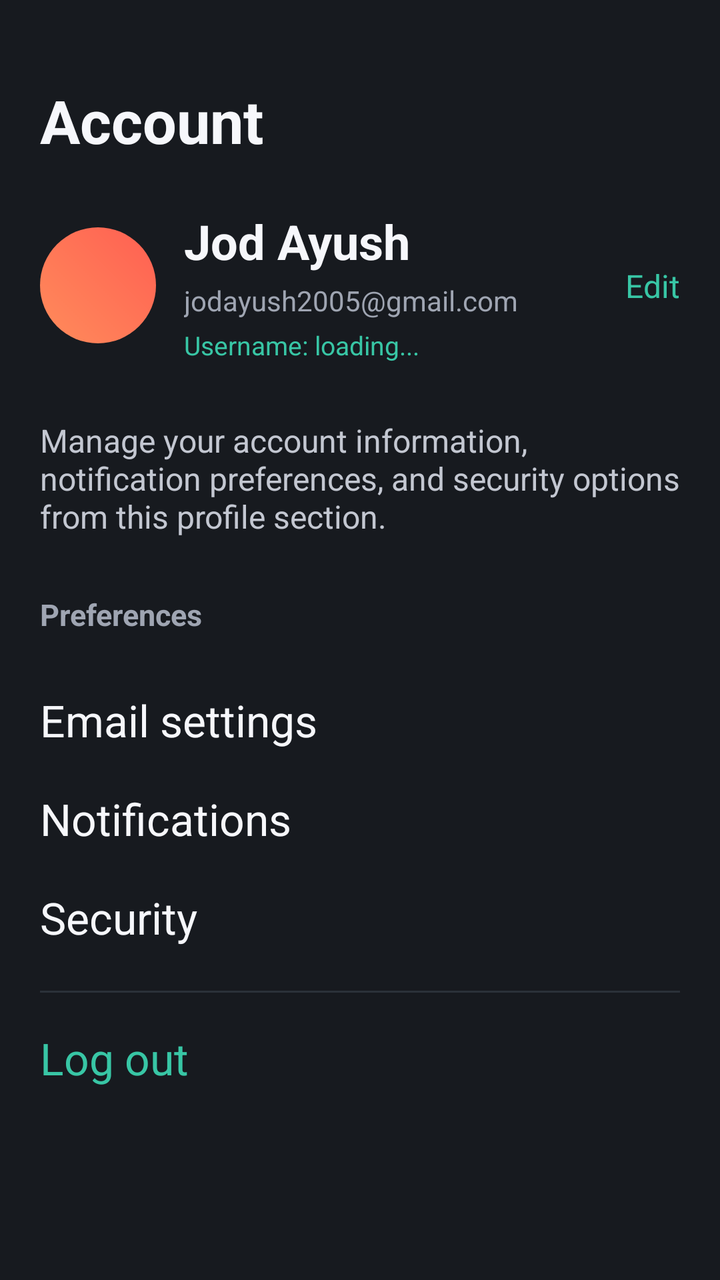
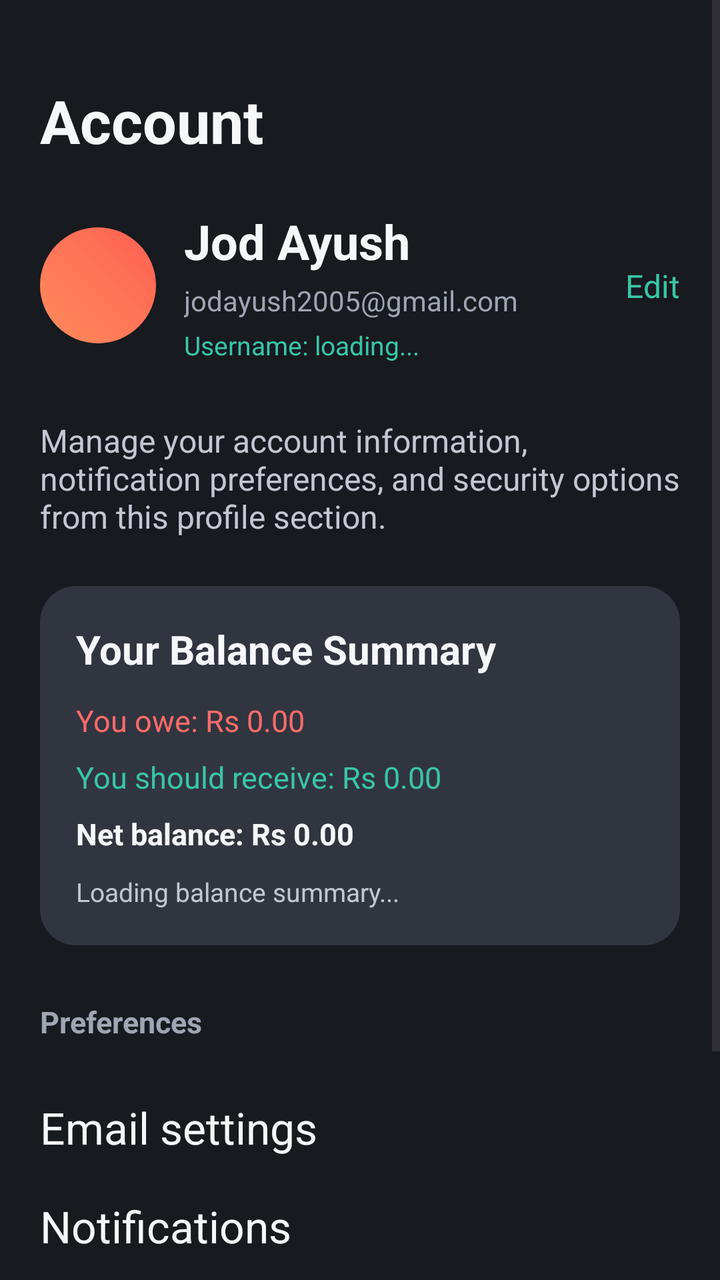

The first picture is an Android layout as it rendered before a commit; the second is the same layout after the commit. The layout source and the unified diff follow.
<!-- AndroidManifest.xml: application theme Theme.MyApplication -->
<!-- res/layout/fragment_profile.xml -->
<?xml version="1.0" encoding="utf-8"?>
<ScrollView xmlns:android="http://schemas.android.com/apk/res/android"
    android:layout_width="match_parent"
    android:layout_height="match_parent"
    android:background="@color/app_background"
    android:clipToPadding="false"
    android:fillViewport="true">

    <LinearLayout
        android:layout_width="match_parent"
        android:layout_height="wrap_content"
        android:orientation="vertical"
        android:paddingStart="20dp"
        android:paddingTop="40dp"
        android:paddingEnd="20dp"
        android:paddingBottom="32dp">

        <TextView
            android:layout_width="match_parent"
            android:layout_height="wrap_content"
            android:text="Account"
            android:textColor="@color/text_primary"
            android:textSize="30sp"
            android:textStyle="bold" />

        <LinearLayout
            android:layout_width="match_parent"
            android:layout_height="wrap_content"
            android:layout_marginTop="24dp"
            android:gravity="center_vertical"
            android:orientation="horizontal">

            <View
                android:layout_width="58dp"
                android:layout_height="58dp"
                android:background="@drawable/bg_avatar_circle" />

            <LinearLayout
                android:layout_width="0dp"
                android:layout_height="wrap_content"
                android:layout_marginStart="14dp"
                android:layout_weight="1"
                android:orientation="vertical">

                <TextView
                    android:id="@+id/textViewProfileName"
                    android:layout_width="wrap_content"
                    android:layout_height="wrap_content"
                    android:text="Jod Ayush"
                    android:textColor="@color/text_primary"
                    android:textSize="24sp"
                    android:textStyle="bold" />

                <TextView
                    android:id="@+id/textViewProfileEmail"
                    android:layout_width="wrap_content"
                    android:layout_height="wrap_content"
                    android:layout_marginTop="4dp"
                    android:text="jodayush2005@gmail.com"
                    android:textColor="@color/text_muted"
                    android:textSize="14sp" />

                <TextView
                    android:id="@+id/textViewProfileUsername"
                    android:layout_width="wrap_content"
                    android:layout_height="wrap_content"
                    android:layout_marginTop="4dp"
                    android:text="Username: loading..."
                    android:textColor="@color/accent_green"
                    android:textSize="13sp" />
            </LinearLayout>

            <TextView
                android:id="@+id/textViewEditProfile"
                android:layout_width="wrap_content"
                android:layout_height="wrap_content"
                android:clickable="true"
                android:focusable="true"
                android:text="Edit"
                android:textColor="@color/accent_green"
                android:textSize="16sp" />
        </LinearLayout>

        <TextView
            android:layout_width="match_parent"
            android:layout_height="wrap_content"
            android:layout_marginTop="28dp"
            android:text="Manage your account information, notification preferences, and security options from this profile section."
            android:textColor="@color/text_secondary"
            android:textSize="16sp" />

        <TextView
            android:layout_width="match_parent"
            android:layout_height="wrap_content"
            android:layout_marginTop="28dp"
            android:text="Preferences"
            android:textColor="@color/text_muted"
            android:textSize="15sp"
            android:textStyle="bold" />

        <LinearLayout
            android:layout_width="match_parent"
            android:layout_height="wrap_content"
            android:layout_marginTop="18dp"
            android:orientation="vertical">

            <TextView
                android:layout_width="wrap_content"
                android:layout_height="wrap_content"
                android:paddingVertical="10dp"
                android:text="Email settings"
                android:textColor="@color/text_primary"
                android:textSize="22sp" />

            <TextView
                android:layout_width="wrap_content"
                android:layout_height="wrap_content"
                android:paddingVertical="10dp"
                android:text="Notifications"
                android:textColor="@color/text_primary"
                android:textSize="22sp" />

            <TextView
                android:layout_width="wrap_content"
                android:layout_height="wrap_content"
                android:paddingVertical="10dp"
                android:text="Security"
                android:textColor="@color/text_primary"
                android:textSize="22sp" />
        </LinearLayout>

        <TextView
            android:layout_width="match_parent"
            android:layout_height="1dp"
            android:layout_marginTop="12dp"
            android:background="@color/divider" />

        <TextView
            android:id="@+id/textViewLogout"
            android:layout_width="wrap_content"
            android:layout_height="wrap_content"
            android:layout_marginTop="18dp"
            android:clickable="true"
            android:focusable="true"
            android:text="Log out"
            android:textColor="@color/accent_green"
            android:textSize="22sp" />

    </LinearLayout>

</ScrollView>
<!-- resources referenced by this layout -->
<resources>
  <color name="accent_green">#FF38C6A5</color>
  <color name="app_background">#171A1F</color>
  <color name="divider">#FF2B3139</color>
  <color name="text_muted">#FF9FA5B2</color>
  <color name="text_primary">#FFF6F7FB</color>
  <color name="text_secondary">#FFC3C7D1</color>
  <!-- drawable bg_avatar_circle (drawable) -->
  <?xml version="1.0" encoding="utf-8"?>
  <shape xmlns:android="http://schemas.android.com/apk/res/android"
      android:shape="oval">
      <gradient
          android:angle="45"
          android:endColor="#FF5F52"
          android:startColor="#FF8C5B" />
  </shape>
  <style name="Theme.MyApplication" parent="Base.Theme.MyApplication" />
  <style name="Base.Theme.MyApplication" parent="Theme.Material3.DayNight.NoActionBar">
          
          
      </style>
</resources>

<!-- the commit's change to res/layout/fragment_profile.xml (unified diff, before → after) -->
@@ -89,6 +89,60 @@
             android:textColor="@color/text_secondary"
             android:textSize="16sp" />
 
+        <LinearLayout
+            android:layout_width="match_parent"
+            android:layout_height="wrap_content"
+            android:layout_marginTop="24dp"
+            android:background="@drawable/bg_message_card"
+            android:orientation="vertical"
+            android:padding="18dp">
+
+            <TextView
+                android:layout_width="match_parent"
+                android:layout_height="wrap_content"
+                android:text="Your Balance Summary"
+                android:textColor="@color/text_primary"
+                android:textSize="20sp"
+                android:textStyle="bold" />
+
+            <TextView
+                android:id="@+id/textViewSummaryOwe"
+                android:layout_width="match_parent"
+                android:layout_height="wrap_content"
+                android:layout_marginTop="12dp"
+                android:text="You owe: Rs 0.00"
+                android:textColor="@color/accent_red"
+                android:textSize="15sp" />
+
+            <TextView
+                android:id="@+id/textViewSummaryReceive"
+                android:layout_width="match_parent"
+                android:layout_height="wrap_content"
+                android:layout_marginTop="8dp"
+                android:text="You should receive: Rs 0.00"
+                android:textColor="@color/accent_green"
+                android:textSize="15sp" />
+
+            <TextView
+                android:id="@+id/textViewSummaryNet"
+                android:layout_width="match_parent"
+                android:layout_height="wrap_content"
+                android:layout_marginTop="8dp"
+                android:text="Net balance: Rs 0.00"
+                android:textColor="@color/text_primary"
+                android:textSize="15sp"
+                android:textStyle="bold" />
+
+            <TextView
+                android:id="@+id/textViewSummaryStatus"
+                android:layout_width="match_parent"
+                android:layout_height="wrap_content"
+                android:layout_marginTop="10dp"
+                android:text="Loading balance summary..."
+                android:textColor="@color/text_secondary"
+                android:textSize="13sp" />
+        </LinearLayout>
+
         <TextView
             android:layout_width="match_parent"
             android:layout_height="wrap_content"
@@ -105,24 +159,33 @@
             android:orientation="vertical">
 
             <TextView
-                android:layout_width="wrap_content"
-                android:layout_height="wrap_content"
+                android:id="@+id/textViewEmailSettings"
+                android:layout_width="wrap_content"
+                android:layout_height="wrap_content"
+                android:clickable="true"
+                android:focusable="true"
                 android:paddingVertical="10dp"
                 android:text="Email settings"
                 android:textColor="@color/text_primary"
                 android:textSize="22sp" />
 
             <TextView
-                android:layout_width="wrap_content"
-                android:layout_height="wrap_content"
+                android:id="@+id/textViewNotificationSettings"
+                android:layout_width="wrap_content"
+                android:layout_height="wrap_content"
+                android:clickable="true"
+                android:focusable="true"
                 android:paddingVertical="10dp"
                 android:text="Notifications"
                 android:textColor="@color/text_primary"
                 android:textSize="22sp" />
 
             <TextView
-                android:layout_width="wrap_content"
-                android:layout_height="wrap_content"
+                android:id="@+id/textViewSecuritySettings"
+                android:layout_width="wrap_content"
+                android:layout_height="wrap_content"
+                android:clickable="true"
+                android:focusable="true"
                 android:paddingVertical="10dp"
                 android:text="Security"
                 android:textColor="@color/text_primary"
<!-- resource entries referenced after the edit -->
@@ -1,6 +1,7 @@
 <!-- resources referenced by this layout -->
 <resources>
   <color name="accent_green">#FF38C6A5</color>
+  <color name="accent_red">#FFFF6B6B</color>
   <color name="app_background">#171A1F</color>
   <color name="divider">#FF2B3139</color>
   <color name="text_muted">#FF9FA5B2</color>
@@ -15,7 +16,14 @@
           android:endColor="#FF5F52"
           android:startColor="#FF8C5B" />
   </shape>
+  <!-- drawable bg_message_card (drawable) -->
+  <?xml version="1.0" encoding="utf-8"?>
+  <shape xmlns:android="http://schemas.android.com/apk/res/android">
+      <solid android:color="@color/card_background" />
+      <corners android:radius="18dp" />
+  </shape>
   <style name="Theme.MyApplication" parent="Base.Theme.MyApplication" />
+  <color name="card_background">#31353F</color>
   <style name="Base.Theme.MyApplication" parent="Theme.Material3.DayNight.NoActionBar">
           
           
